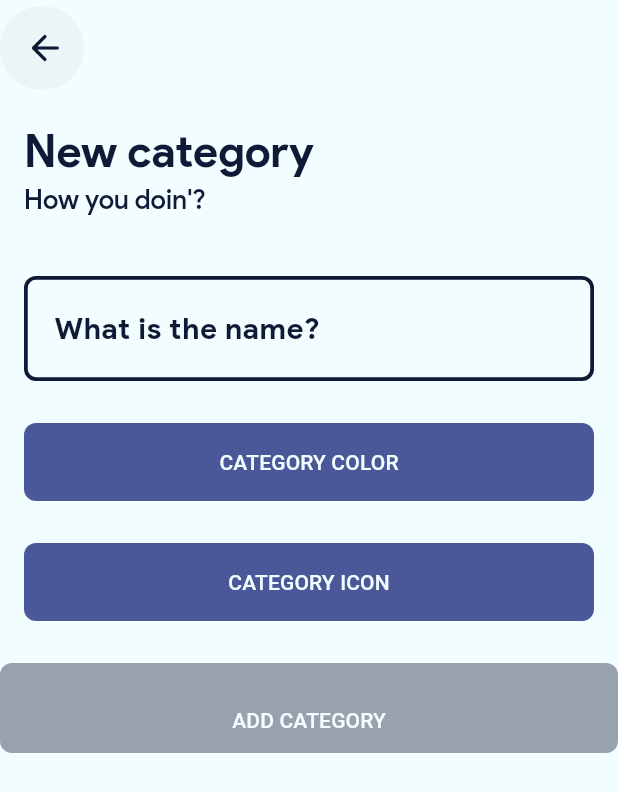
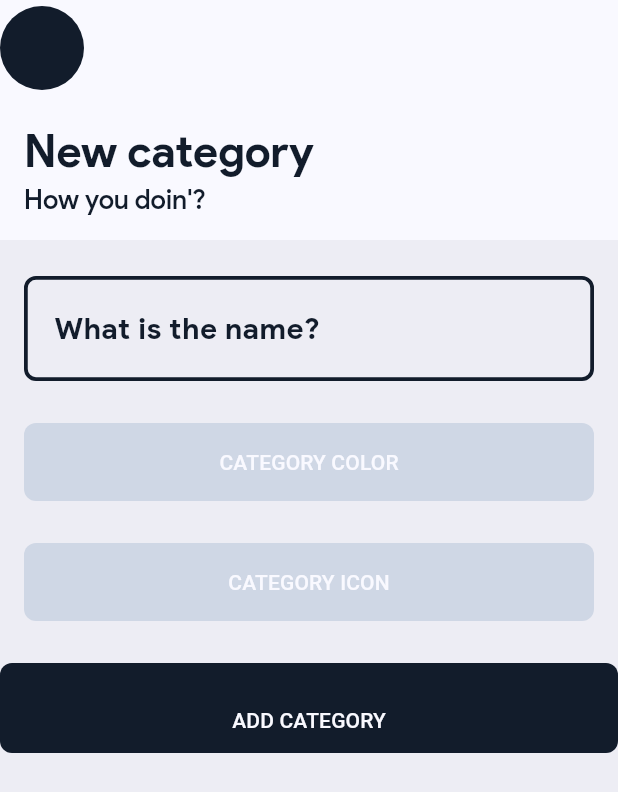
Before and after one commit to jokilic/trosko, a Flutter app: the screen it shows after launch, after a tap on the "add" icon, on a phone screen of 412 x 824 dp. Shown: the top 792 px of the screen. Run offline on Flutter 3.47's test engine with Material 3 defaults, Android fonts, the phone set to English and light mode, and no system bars; our stand-ins replace flutter_animate, get_it, hive_ce, hive_ce_flutter, logger, package_info_plus and 2 more; accounts and stored records are empty; statements that could not run were skipped; project files that could hold a hidden picture were left out.

Commit message:
Colors refactor (WIP)

```diff
--- a/lib/main.dart
+++ b/lib/main.dart
@@ -46,7 +46,7 @@ class TroskoApp extends StatelessWidget {
       return kDebugMode
           ? Banner(
               message: '',
-              color: context.colors.tertiary,
+              color: context.colors.primary,
               location: BannerLocation.topEnd,
               layoutDirection: TextDirection.ltr,
               child: appWidget,
--- a/lib/screens/category/category_screen.dart
+++ b/lib/screens/category/category_screen.dart
@@ -162,7 +162,7 @@ class _CategoryScreenState extends State<CategoryScreen> {
                     ),
                     backgroundColor: context.colors.primary,
                     foregroundColor: context.colors.background,
-                    disabledBackgroundColor: context.colors.text.withValues(alpha: 0.4),
+                    disabledBackgroundColor: context.colors.text,
                     disabledForegroundColor: context.colors.background,
                   ),
                   child: Text(
--- a/lib/screens/home/widgets/home_categories.dart
+++ b/lib/screens/home/widgets/home_categories.dart
@@ -42,7 +42,7 @@ class HomeCategories extends StatelessWidget {
               ],
               child: HomeCategory(
                 onPressed: () => onPressedCategory(category),
-                color: category.color.withValues(alpha: 0.35),
+                color: category.color,
                 icon: Icons.catching_pokemon_rounded,
                 text: category.name,
               ),
@@ -61,7 +61,7 @@ class HomeCategories extends StatelessWidget {
             ],
             child: HomeCategory(
               onPressed: onPressedAdd,
-              color: context.colors.text.withValues(alpha: 0.035),
+              color: context.colors.primary,
               icon: Icons.add_rounded,
               text: 'Add',
             ),
--- a/lib/screens/transaction/transaction_screen.dart
+++ b/lib/screens/transaction/transaction_screen.dart
@@ -200,7 +200,7 @@ class _TransactionScreenState extends State<TransactionScreen> {
                     ),
                     backgroundColor: context.colors.primary,
                     foregroundColor: context.colors.background,
-                    disabledBackgroundColor: context.colors.text.withValues(alpha: 0.4),
+                    disabledBackgroundColor: context.colors.text,
                     disabledForegroundColor: context.colors.background,
                   ),
                   child: Text(
--- a/lib/theme/colors.dart
+++ b/lib/theme/colors.dart
@@ -1,28 +1,24 @@
 import 'package:flutter/material.dart';
 
 abstract class TroskoColors {
-  static const white = Color(0xFFF2FDFF);
-  static const black = Color(0xFF101935);
-  static const purple = Color(0xFF564787);
-  static const pink = Color(0xFFFF579F);
-  static const green = Color(0xFF417B5A);
-  static const blue = Color(0xFF4A5899);
-  static const lightGreen = Color(0xFF9AD4D6);
+  static const white = Color(0xFFF9F9FF);
+  static const black = Color(0xFF121c2b);
+  static const lightBlue = Color(0xFFCFD7E5);
+  static const lightGrey = Color(0xFFEDEDF4);
+  static const grey = Color(0xFFE4E6ED);
 }
 
 class TroskoColorsExtension extends ThemeExtension<TroskoColorsExtension> {
   final Color primary;
   final Color background;
   final Color text;
-  final Color secondary;
-  final Color tertiary;
+  final Color scaffoldBackground;
 
   TroskoColorsExtension({
     required this.primary,
     required this.background,
     required this.text,
-    required this.secondary,
-    required this.tertiary,
+    required this.scaffoldBackground,
   });
 
   @override
@@ -30,14 +26,12 @@ class TroskoColorsExtension extends ThemeExtension<TroskoColorsExtension> {
     Color? primary,
     Color? background,
     Color? text,
-    Color? secondary,
-    Color? tertiary,
+    Color? scaffoldBackground,
   }) => TroskoColorsExtension(
     primary: primary ?? this.primary,
     background: background ?? this.background,
     text: text ?? this.text,
-    secondary: secondary ?? this.secondary,
-    tertiary: tertiary ?? this.tertiary,
+    scaffoldBackground: scaffoldBackground ?? this.scaffoldBackground,
   );
 
   @override
@@ -53,8 +47,7 @@ class TroskoColorsExtension extends ThemeExtension<TroskoColorsExtension> {
       primary: Color.lerp(primary, other.primary, t)!,
       background: Color.lerp(background, other.background, t)!,
       text: Color.lerp(text, other.text, t)!,
-      secondary: Color.lerp(secondary, other.secondary, t)!,
-      tertiary: Color.lerp(tertiary, other.tertiary, t)!,
+      scaffoldBackground: Color.lerp(scaffoldBackground, other.scaffoldBackground, t)!,
     );
   }
 }
--- a/lib/theme/theme.dart
+++ b/lib/theme/theme.dart
@@ -20,7 +20,7 @@ class TroskoTheme {
       filledButtonTheme: FilledButtonThemeData(
         style: ButtonStyle(
           backgroundColor: WidgetStateProperty.all(
-            lightAppColors.secondary,
+            lightAppColors.primary,
           ),
           foregroundColor: WidgetStateProperty.all(
             lightAppColors.background,
@@ -46,17 +46,17 @@ class TroskoTheme {
           borderRadius: BorderRadius.circular(8),
         ),
         side: BorderSide.none,
-        backgroundColor: lightAppColors.text.withValues(alpha: 0.035),
-        selectedColor: lightAppColors.primary.withValues(alpha: 0.2),
+        backgroundColor: lightAppColors.text,
+        selectedColor: lightAppColors.primary,
         showCheckmark: false,
         elevation: 0,
         labelPadding: const EdgeInsets.symmetric(horizontal: 8),
       ),
       iconButtonTheme: IconButtonThemeData(
         style: IconButton.styleFrom(
-          backgroundColor: lightAppColors.text.withValues(alpha: 0.035),
+          backgroundColor: lightAppColors.text,
           foregroundColor: lightAppColors.text,
-          highlightColor: lightAppColors.text.withValues(alpha: 0.1),
+          highlightColor: lightAppColors.text,
           iconSize: 28,
           shape: const CircleBorder(),
           padding: const EdgeInsets.all(16),
@@ -64,8 +64,8 @@ class TroskoTheme {
         ),
       ),
       splashColor: Colors.transparent,
-      highlightColor: lightAppColors.text.withValues(alpha: 0.1),
-      scaffoldBackgroundColor: lightAppColors.background,
+      highlightColor: lightAppColors.text,
+      scaffoldBackgroundColor: lightAppColors.scaffoldBackground,
       canvasColor: Colors.transparent,
       textSelectionTheme: TextSelectionThemeData(
         selectionColor: lightAppColors.primary,
@@ -80,11 +80,10 @@ class TroskoTheme {
   }
 
   static final lightAppColors = TroskoColorsExtension(
-    primary: TroskoColors.blue,
+    primary: TroskoColors.lightBlue,
     background: TroskoColors.white,
     text: TroskoColors.black,
-    secondary: TroskoColors.green,
-    tertiary: TroskoColors.pink,
+    scaffoldBackground: TroskoColors.lightGrey,
   );
 
   static final lightTextTheme = getTextThemesExtension(
```
